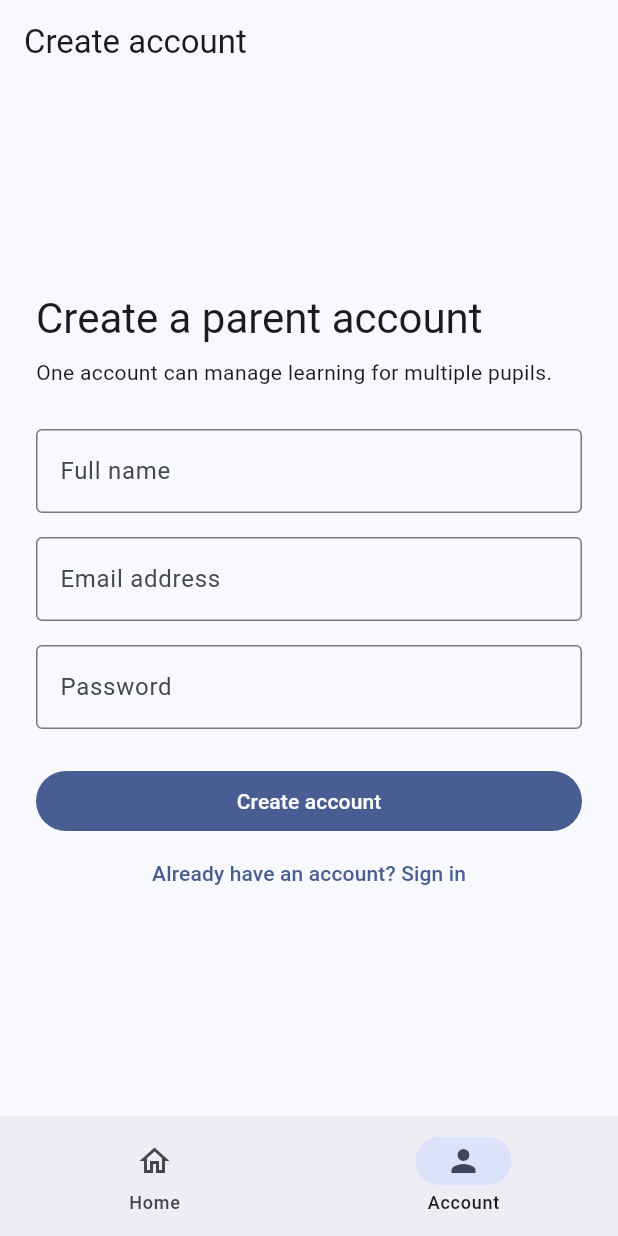
After one commit to dalaliapptz-learnTz/learntz, a Flutter app: the screen it shows after launch, item 2 of the bottom bar chosen, after a tap on "Create parent account", on a phone screen of 412 x 824 dp. The commit adds this screen. Run offline on Flutter 3.47's test engine with Material 3 defaults, Android fonts, the phone set to English and light mode, and no system bars; our stand-ins replace flutter_riverpod, go_router, supabase_flutter; accounts and stored records are empty.

Commit message:
Implement Stage 1 parent and pupil flows

```diff
--- a/lib/app/router/app_router.dart
+++ b/lib/app/router/app_router.dart
@@ -1,15 +1,29 @@
+import 'package:flutter/material.dart';
 import 'package:flutter_riverpod/flutter_riverpod.dart';
 import 'package:go_router/go_router.dart';
 
 import '../../features/auth/auth_placeholder_screen.dart';
+import '../../features/auth/login_screen.dart';
+import '../../features/auth/register_screen.dart';
 import '../../features/home/home_screen.dart';
+import '../../features/parent/add_pupil_screen.dart';
+import '../../features/parent/parent_dashboard_screen.dart';
+import '../../features/parent/pupils_screen.dart';
+import '../../features/auth/state/auth_controller.dart';
 import '../../shared/widgets/app_shell.dart';
-import '../../shared/widgets/placeholder_screen.dart';
 import '../../shared/widgets/splash_screen.dart';
 
 final appRouterProvider = Provider<GoRouter>((ref) {
+  final auth = ref.watch(authControllerProvider);
   return GoRouter(
     initialLocation: '/splash',
+    redirect: (_, state) {
+      final path = state.uri.path;
+      if (path == '/splash') return null;
+      if (!auth.isSignedIn && path.startsWith('/parent')) return '/auth';
+      if (auth.isSignedIn && path.startsWith('/auth')) return '/parent';
+      return null;
+    },
     routes: [
       GoRoute(path: '/', redirect: (_, _) => '/splash'),
       GoRoute(path: '/splash', builder: (_, _) => const SplashScreen()),
@@ -18,14 +32,23 @@ final appRouterProvider = Provider<GoRouter>((ref) {
         routes: [
           GoRoute(path: '/home', builder: (_, _) => const HomeScreen()),
           GoRoute(path: '/auth', builder: (_, _) => const AuthPlaceholderScreen()),
-          GoRoute(path: '/auth/login', builder: (_, _) => const PlaceholderScreen(title: 'Login')),
-          GoRoute(path: '/auth/register', builder: (_, _) => const PlaceholderScreen(title: 'Registration')),
-          GoRoute(path: '/parent', builder: (_, _) => const PlaceholderScreen(title: 'Parent area')),
-          GoRoute(path: '/parent/pupils', builder: (_, _) => const PlaceholderScreen(title: 'Pupils')),
-          GoRoute(path: '/parent/pupils/add', builder: (_, _) => const PlaceholderScreen(title: 'Add pupil')),
+          GoRoute(path: '/auth/login', builder: (_, _) => const LoginScreen()),
+          GoRoute(path: '/auth/register', builder: (_, _) => const RegisterScreen()),
+          GoRoute(path: '/parent', builder: (_, _) => const ParentDashboardScreen()),
+          GoRoute(path: '/parent/pupils', builder: (_, _) => const PupilsScreen()),
+          GoRoute(path: '/parent/pupils/add', builder: (_, _) => const AddPupilScreen()),
         ],
       ),
     ],
-    errorBuilder: (_, state) => PlaceholderScreen(title: 'Page not found: ${state.uri}'),
+    errorBuilder: (_, state) => ErrorPage(uri: state.uri.toString()),
   );
 });
+
+class ErrorPage extends StatelessWidget {
+  const ErrorPage({super.key, required this.uri});
+
+  final String uri;
+
+  @override
+  Widget build(BuildContext context) => Scaffold(body: Center(child: Text('Page not found: $uri')));
+}
--- /dev/null
+++ b/lib/features/auth/auth_form.dart
@@ -0,0 +1,83 @@
+import 'package:flutter/material.dart';
+
+class AuthForm extends StatelessWidget {
+  const AuthForm({
+    super.key,
+    required this.formKey,
+    required this.title,
+    required this.subtitle,
+    required this.emailController,
+    required this.passwordController,
+    required this.isLoading,
+    required this.errorMessage,
+    required this.submitLabel,
+    required this.onSubmit,
+    required this.footer,
+    this.fullNameController,
+  });
+
+  final GlobalKey<FormState> formKey;
+  final String title;
+  final String subtitle;
+  final TextEditingController emailController;
+  final TextEditingController passwordController;
+  final TextEditingController? fullNameController;
+  final bool isLoading;
+  final String? errorMessage;
+  final String submitLabel;
+  final VoidCallback onSubmit;
+  final Widget footer;
+
+  @override
+  Widget build(BuildContext context) {
+    return Center(
+      child: SingleChildScrollView(
+        padding: const EdgeInsets.all(24),
+        child: ConstrainedBox(
+          constraints: const BoxConstraints(maxWidth: 440),
+          child: Form(
+            key: formKey,
+            child: Column(
+              crossAxisAlignment: CrossAxisAlignment.stretch,
+              children: [
+                Text(title, style: Theme.of(context).textTheme.headlineMedium),
+                const SizedBox(height: 8),
+                Text(subtitle),
+                const SizedBox(height: 28),
+                if (fullNameController != null) ...[
+                  TextFormField(
+                    controller: fullNameController,
+                    textCapitalization: TextCapitalization.words,
+                    decoration: const InputDecoration(labelText: 'Full name'),
+                    validator: (value) => value == null || value.trim().isEmpty ? 'Enter your full name' : null,
+                  ),
+                  const SizedBox(height: 16),
+                ],
+                TextFormField(
+                  controller: emailController,
+                  keyboardType: TextInputType.emailAddress,
+                  decoration: const InputDecoration(labelText: 'Email address'),
+                  validator: (value) => value == null || !value.contains('@') ? 'Enter a valid email address' : null,
+                ),
+                const SizedBox(height: 16),
+                TextFormField(
+                  controller: passwordController,
+                  obscureText: true,
+                  decoration: const InputDecoration(labelText: 'Password'),
+                  validator: (value) => value == null || value.length < 6 ? 'Use at least 6 characters' : null,
+                ),
+                if (errorMessage != null) ...[
+                  const SizedBox(height: 16),
+                  Text(errorMessage!, style: TextStyle(color: Theme.of(context).colorScheme.error)),
+                ],
+                const SizedBox(height: 24),
+                FilledButton(onPressed: isLoading ? null : onSubmit, child: Text(isLoading ? 'Please wait...' : submitLabel)),
+                footer,
+              ],
+            ),
+          ),
+        ),
+      ),
+    );
+  }
+}
--- a/lib/features/auth/auth_placeholder_screen.dart
+++ b/lib/features/auth/auth_placeholder_screen.dart
@@ -11,17 +11,21 @@ class AuthPlaceholderScreen extends StatelessWidget {
       body: Center(
         child: Padding(
           padding: const EdgeInsets.all(24),
+          child: ConstrainedBox(
+            constraints: const BoxConstraints(maxWidth: 440),
             child: Column(
               mainAxisAlignment: MainAxisAlignment.center,
               children: [
-              const Icon(Icons.lock_outline, size: 48),
+                const Icon(Icons.family_restroom, size: 56),
                 const SizedBox(height: 16),
-              Text('Account access', style: Theme.of(context).textTheme.headlineSmall),
+                Text('Learning starts with your family', style: Theme.of(context).textTheme.headlineSmall, textAlign: TextAlign.center),
                 const SizedBox(height: 8),
-              const Text('Authentication will be introduced in Stage 1.', textAlign: TextAlign.center),
+                const Text('Create a parent account to add pupils and follow their learning journey.', textAlign: TextAlign.center),
                 const SizedBox(height: 24),
-              FilledButton(onPressed: () => context.go('/auth/login'), child: const Text('Open login placeholder')),
+                SizedBox(width: double.infinity, child: FilledButton(onPressed: () => context.go('/auth/register'), child: const Text('Create parent account'))),
+                TextButton(onPressed: () => context.go('/auth/login'), child: const Text('Sign in')),
               ],
+            ),
           ),
         ),
       ),
--- /dev/null
+++ b/lib/features/auth/data/auth_repository.dart
@@ -0,0 +1,115 @@
+import 'package:supabase_flutter/supabase_flutter.dart';
+
+import '../../../app/config/app_config.dart';
+import '../../../core/errors/app_error.dart';
+
+abstract interface class AuthRepository {
+  bool get isRemote;
+
+  Future<String> register({
+    required String fullName,
+    required String email,
+    required String password,
+  });
+
+  Future<String> signIn({required String email, required String password});
+
+  Future<void> signOut();
+}
+
+class LocalAuthRepository implements AuthRepository {
+  String? _email;
+  String? _password;
+  String? _userId;
+
+  @override
+  bool get isRemote => false;
+
+  @override
+  Future<String> register({
+    required String fullName,
+    required String email,
+    required String password,
+  }) async {
+    _validate(email, password);
+    _email = email.trim().toLowerCase();
+    _password = password;
+    _userId = 'local-${DateTime.now().microsecondsSinceEpoch}';
+    return _userId!;
+  }
+
+  @override
+  Future<String> signIn({required String email, required String password}) async {
+    _validate(email, password);
+    if (_email != email.trim().toLowerCase() || _password != password) {
+      throw const AppError('No local demo account matches those details.');
+    }
+    return _userId!;
+  }
+
+  @override
+  Future<void> signOut() async {}
+
+  void _validate(String email, String password) {
+    if (!email.contains('@')) throw const AppError('Enter a valid email address.');
+    if (password.length < 6) throw const AppError('Password must be at least 6 characters.');
+  }
+}
+
+class SupabaseAuthRepository implements AuthRepository {
+  SupabaseAuthRepository(this.client);
+
+  final SupabaseClient client;
+
+  @override
+  bool get isRemote => true;
+
+  @override
+  Future<String> register({
+    required String fullName,
+    required String email,
+    required String password,
+  }) async {
+    try {
+      final response = await client.auth.signUp(
+        email: email.trim(),
+        password: password,
+        data: {'full_name': fullName.trim()},
+      );
+      final userId = response.user?.id;
+      if (userId == null) {
+        throw const AppError('Registration needs email verification before you can sign in.');
+      }
+      return userId;
+    } on AuthException catch (error) {
+      throw AppError(error.message);
+    }
+  }
+
+  @override
+  Future<String> signIn({required String email, required String password}) async {
+    try {
+      final response = await client.auth.signInWithPassword(
+        email: email.trim(),
+        password: password,
+      );
+      final userId = response.user?.id;
+      if (userId == null) throw const AppError('Unable to sign in.');
+      return userId;
+    } on AuthException catch (error) {
+      throw AppError(error.message);
+    }
+  }
+
+  @override
+  Future<void> signOut() async {
+    await client.auth.signOut();
+  }
+}
+
+AuthRepository createAuthRepository(AppConfig config) {
+  if (config.hasSupabaseConfiguration) {
+    return SupabaseAuthRepository(Supabase.instance.client);
+  }
+  return LocalAuthRepository();
+}
--- /dev/null
+++ b/lib/features/auth/register_screen.dart
@@ -0,0 +1,63 @@
+import 'package:flutter/material.dart';
+import 'package:flutter_riverpod/flutter_riverpod.dart';
+import 'package:go_router/go_router.dart';
+
+import 'auth_form.dart';
+import 'state/auth_controller.dart';
+
+class RegisterScreen extends ConsumerStatefulWidget {
+  const RegisterScreen({super.key});
+
+  @override
+  ConsumerState<RegisterScreen> createState() => _RegisterScreenState();
+}
+
+class _RegisterScreenState extends ConsumerState<RegisterScreen> {
+  final _formKey = GlobalKey<FormState>();
+  final _nameController = TextEditingController();
+  final _emailController = TextEditingController();
+  final _passwordController = TextEditingController();
+
+  @override
+  void dispose() {
+    _nameController.dispose();
+    _emailController.dispose();
+    _passwordController.dispose();
+    super.dispose();
+  }
+
+  Future<void> _submit() async {
+    if (!_formKey.currentState!.validate()) return;
+    await ref.read(authControllerProvider.notifier).register(
+          fullName: _nameController.text,
+          email: _emailController.text,
+          password: _passwordController.text,
+        );
+    if (!mounted) return;
+    if (ref.read(authControllerProvider).isSignedIn) context.go('/parent');
+  }
+
+  @override
+  Widget build(BuildContext context) {
+    final auth = ref.watch(authControllerProvider);
+    return Scaffold(
+      appBar: AppBar(title: const Text('Create account')),
+      body: AuthForm(
+        formKey: _formKey,
+        title: 'Create a parent account',
+        subtitle: 'One account can manage learning for multiple pupils.',
+        fullNameController: _nameController,
+        emailController: _emailController,
+        passwordController: _passwordController,
+        isLoading: auth.status == AuthStatus.loading,
+        errorMessage: auth.errorMessage,
+        submitLabel: 'Create account',
+        onSubmit: _submit,
+        footer: TextButton(
+          onPressed: () => context.go('/auth/login'),
+          child: const Text('Already have an account? Sign in'),
+        ),
+      ),
+    );
+  }
+}
--- /dev/null
+++ b/lib/features/auth/state/auth_controller.dart
@@ -0,0 +1,104 @@
+import 'package:flutter/foundation.dart';
+import 'package:flutter_riverpod/flutter_riverpod.dart';
+import 'package:flutter_riverpod/legacy.dart';
+
+import '../../../app/config/app_config.dart';
+import '../../../core/errors/app_error.dart';
+import '../data/auth_repository.dart';
+import '../models/account_models.dart';
+
+enum AuthStatus { signedOut, loading, signedIn }
+
+class AuthController extends ChangeNotifier {
+  AuthController(this._repository, this._config);
+
+  final AuthRepository _repository;
+  final AppConfig _config;
+
+  AuthStatus status = AuthStatus.signedOut;
+  ParentProfile? parent;
+  List<LearnerProfile> learners = const [];
+  String? errorMessage;
+
+  bool get isSignedIn => status == AuthStatus.signedIn;
+  bool get isDemoMode => !_repository.isRemote;
+
+  Future<void> register({
+    required String fullName,
+    required String email,
+    required String password,
+  }) async {
+    await _run(() async {
+      final userId = await _repository.register(
+        fullName: fullName,
+        email: email,
+        password: password,
+      );
+      parent = ParentProfile(id: userId, fullName: fullName.trim(), email: email.trim());
+      learners = const [];
+      status = AuthStatus.signedIn;
+    });
+  }
+
+  Future<void> signIn({required String email, required String password}) async {
+    await _run(() async {
+      final userId = await _repository.signIn(email: email, password: password);
+      parent = ParentProfile(id: userId, fullName: 'LearnTZ parent', email: email.trim());
+      status = AuthStatus.signedIn;
+    });
+  }
+
+  Future<void> signOut() async {
+    await _run(() async {
+      await _repository.signOut();
+      status = AuthStatus.signedOut;
+      parent = null;
+      learners = const [];
+    });
+  }
+
+  Future<void> addLearner({required String fullName, required String grade}) async {
+    final name = fullName.trim();
+    final level = grade.trim();
+    if (name.isEmpty || level.isEmpty) {
+      errorMessage = 'Enter the learner name and grade or form.';
+      notifyListeners();
+      return;
+    }
+    learners = [
+      ...learners,
+      LearnerProfile(
+        id: 'learner-${DateTime.now().microsecondsSinceEpoch}',
+        fullName: name,
+        grade: level,
+        countryCode: _config.countryCode,
+        curriculum: 'Default curriculum',
+      ),
+    ];
+    errorMessage = null;
+    notifyListeners();
+  }
+
+  Future<void> _run(Future<void> Function() operation) async {
+    status = AuthStatus.loading;
+    errorMessage = null;
+    notifyListeners();
+    try {
+      await operation();
+    } on AppError catch (error) {
+      errorMessage = error.message;
+      if (status == AuthStatus.loading) status = AuthStatus.signedOut;
+    } catch (_) {
+      errorMessage = 'Something went wrong. Please try again.';
+      if (status == AuthStatus.loading) status = AuthStatus.signedOut;
+    }
+    notifyListeners();
+  }
+}
+
+final appConfigProvider = Provider<AppConfig>((ref) => AppConfig.fromEnvironment());
+
+final authControllerProvider = ChangeNotifierProvider<AuthController>((ref) {
+  final config = ref.watch(appConfigProvider);
+  return AuthController(createAuthRepository(config), config);
+});
```
Also changed, not shown: lib/features/auth/login_screen.dart (added, +59 -0 lines), lib/features/auth/models/account_models.dart (added, +27 -0 lines), lib/features/parent/add_pupil_screen.dart (added, +77 -0 lines), lib/features/parent/parent_dashboard_screen.dart (added, +54 -0 lines), lib/features/parent/pupils_screen.dart (added, +51 -0 lines), 2 other files. Lines whose indentation alone changed are shown as unchanged.
